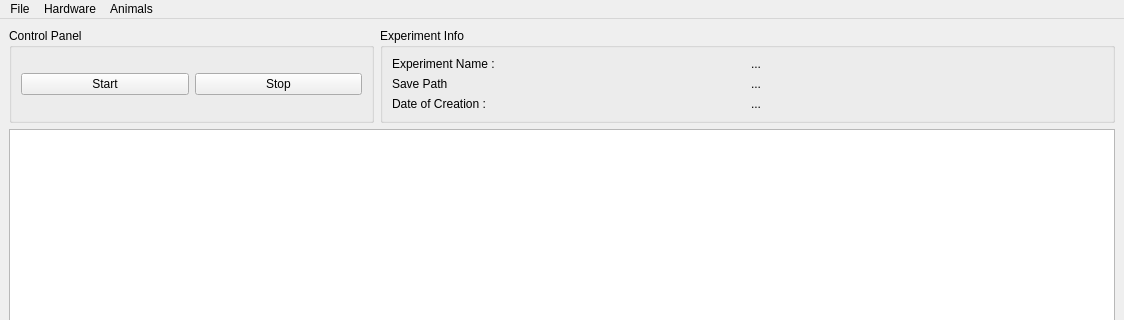
Old version of the form UI/MainWindow.ui in the repository RoboDoig/autonomouse-control; both pictures show x 0 to 1124 and y 0 to 320 of the 1124 by 900 pixel window.
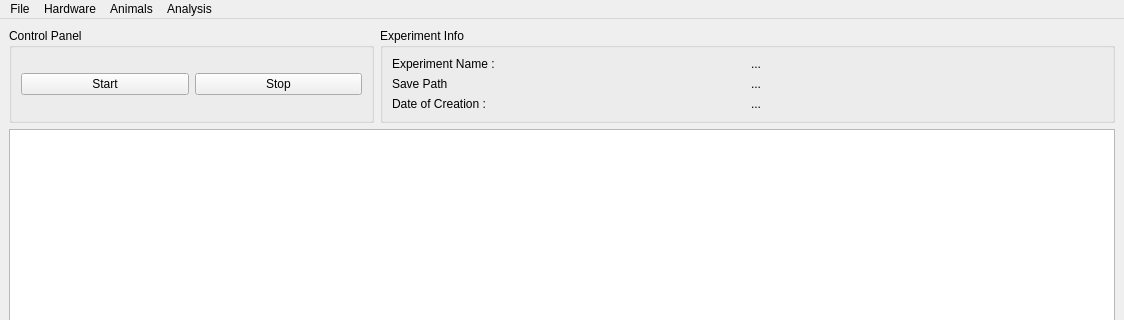
New version of the form. Custom widgets are drawn as their Qt base class.

Commit message: Added some trial analysis functions and GUI features

```diff
--- a/UI/MainWindow.ui
+++ b/UI/MainWindow.ui
@@ -141,9 +141,16 @@
     </property>
     <addaction name="actionAnimal_List"/>
    </widget>
+   <widget class="QMenu" name="menuAnalysis">
+    <property name="title">
+     <string>Analysis</string>
+    </property>
+    <addaction name="actionAnalyse_Experiment"/>
+   </widget>
    <addaction name="menuFile"/>
    <addaction name="menuHardware"/>
    <addaction name="menuAnimals"/>
+   <addaction name="menuAnalysis"/>
   </widget>
   <widget class="QStatusBar" name="statusbar"/>
   <action name="actionHardware_Preferences">
```
Left out of the diff: 5 changed lines with no effect on the pictures. The commit also changes 6 other files.
